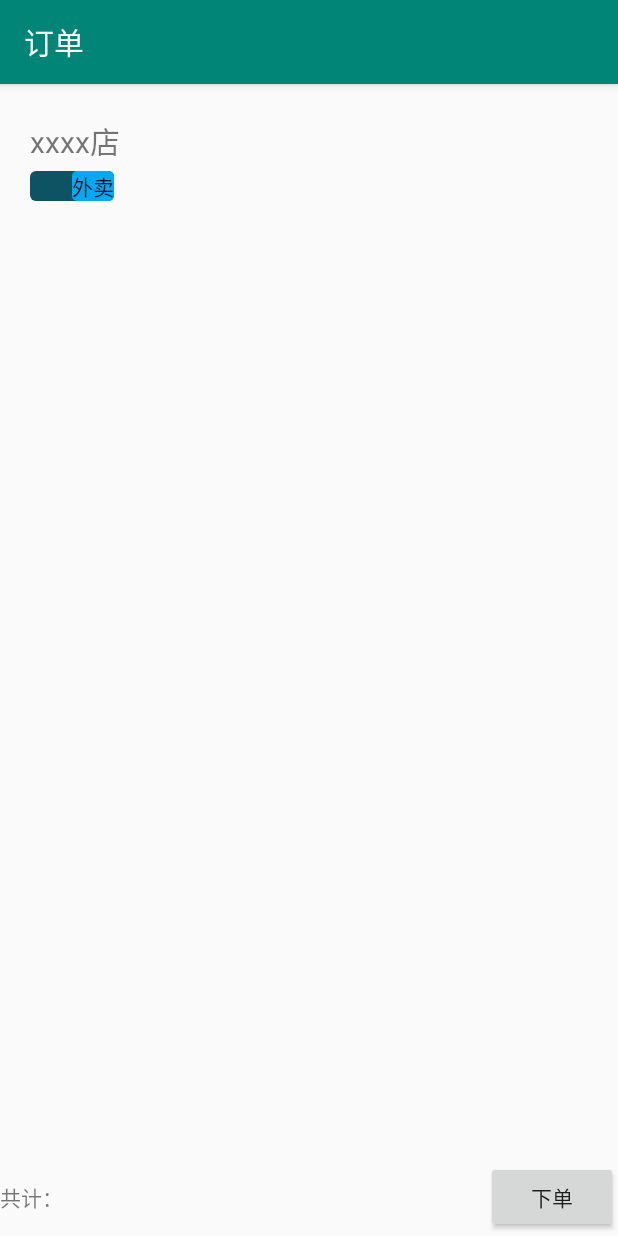
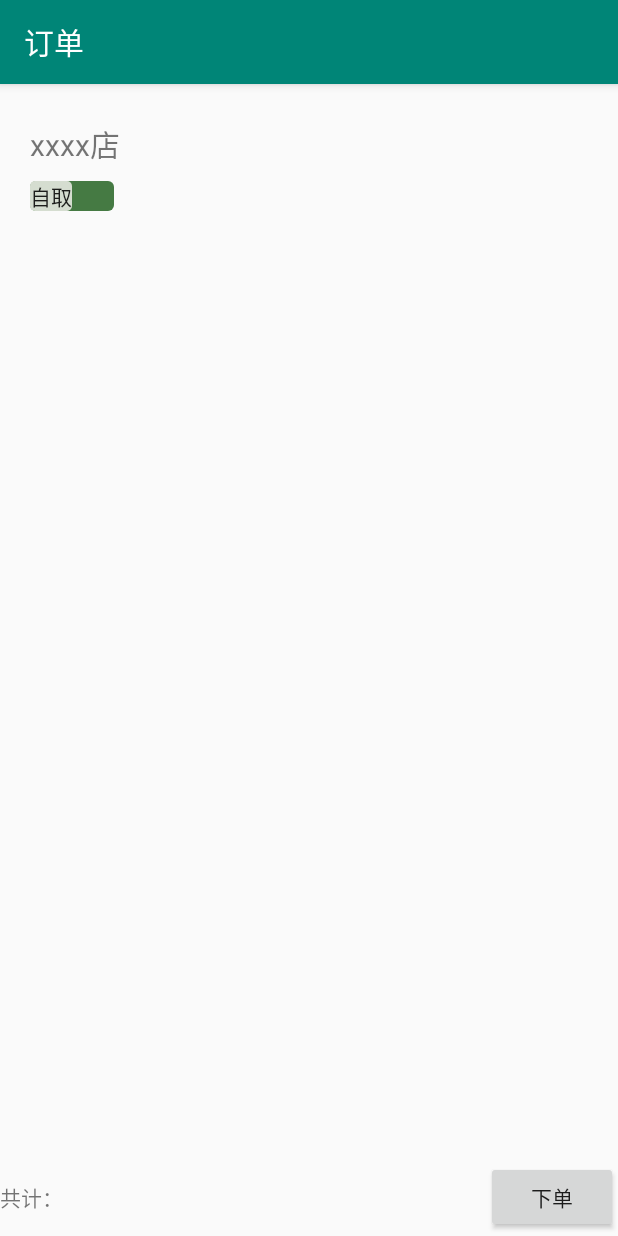
Before and after one commit to y894577/OrderApplication, an Android app: the OrderActivity screen opened directly, with no data from a screen before it, on a phone screen of 412 x 824 dp. Run offline under Robolectric (Android 15) with nearby library versions, the phone set to English and light mode, and no system bars; Roboto replaces fonts that are not available here; 3 statements that could not run were skipped.

Commit message:
【新增】发送完成Order的notification
完结撒花~

```diff
--- a/app/src/main/java/com/example/myapplication/Address/AddressActivity.java
+++ b/app/src/main/java/com/example/myapplication/Address/AddressActivity.java
@@ -130,8 +130,6 @@ public class AddressActivity extends AppCompatActivity {
                     }
                 });
                 builder.show();
-
-
             }
         });
     }
--- /dev/null
+++ b/app/src/main/java/com/example/myapplication/Order/OrderReciver.java
@@ -0,0 +1,14 @@
+package com.example.myapplication.Order;
+
+import android.content.BroadcastReceiver;
+import android.content.Context;
+import android.content.Intent;
+import android.widget.Toast;
+
+public class OrderReciver extends BroadcastReceiver {
+    @Override
+    public void onReceive(Context context, Intent intent) {
+        Toast.makeText(context,"下单成功！",Toast.LENGTH_SHORT).show();
+    }
+
+}
--- a/app/src/main/java/com/example/myapplication/ui/dashboard/RightAdapter.java
+++ b/app/src/main/java/com/example/myapplication/ui/dashboard/RightAdapter.java
@@ -1,6 +1,7 @@
 package com.example.myapplication.ui.dashboard;
 
 import android.content.Context;
+import android.content.Intent;
 import android.os.Looper;
 import android.text.TextUtils;
 import android.util.Log;
--- a/app/src/main/res/drawable/switch_thumb_off.xml
+++ b/app/src/main/res/drawable/switch_thumb_off.xml
@@ -2,7 +2,7 @@
 <shape xmlns:android="http://schemas.android.com/apk/res/android"
     android:shape="rectangle">
     <corners android:radius="3dp"/>
-    <solid android:color="#2196F3" />
+    <solid android:color="#D5DDD0" />
     <size
         android:width="20dp"
         android:height="20dp" />
--- a/app/src/main/res/drawable/switch_thumb_on.xml
+++ b/app/src/main/res/drawable/switch_thumb_on.xml
@@ -2,7 +2,7 @@
 <shape xmlns:android="http://schemas.android.com/apk/res/android"
     android:shape="rectangle">
     <corners android:radius="3dp"/>
-    <solid android:color="#03A9F4" />
+    <solid android:color="#D5DDD0" />
     <size
         android:width="20dp"
         android:height="20dp" />
--- a/app/src/main/res/drawable/switch_track.xml
+++ b/app/src/main/res/drawable/switch_track.xml
@@ -2,5 +2,5 @@
 <shape xmlns:android="http://schemas.android.com/apk/res/android"
     android:shape="rectangle">
     <corners android:radius="4dp" />
-    <solid android:color="#0D5364"></solid>
+    <solid android:color="#457A43"></solid>
 </shape>
--- a/app/src/main/res/layout/activity_order.xml
+++ b/app/src/main/res/layout/activity_order.xml
@@ -7,12 +7,12 @@
 
     <LinearLayout
         android:layout_width="match_parent"
-        android:layout_height="80dp"
+        android:layout_height="150dp"
         android:layout_marginHorizontal="20dp"
         android:layout_marginVertical="20dp"
         android:layout_weight="1"
         android:orientation="vertical"
-        android:weightSum="4">
+        android:weightSum="6">
 
         <TextView
             android:id="@+id/textView10"
@@ -24,11 +24,11 @@
             android:textSize="20dp" />
 
         <Switch
-            android:id="@+id/switch1"
+            android:id="@+id/order_switch"
             android:layout_width="wrap_content"
             android:layout_height="wrap_content"
             android:layout_weight="2"
-            android:checked="true"
+            android:checked="false"
             android:showText="true"
             android:switchMinWidth="20dp"
             android:switchPadding="500dp"
@@ -36,6 +36,16 @@
             android:textOn="外卖"
             android:thumb="@drawable/switch_thumb"
             android:track="@drawable/switch_track" />
+
+        <TextView
+            android:id="@+id/order_address"
+            android:layout_width="match_parent"
+            android:layout_height="wrap_content"
+            android:layout_weight="2"
+            android:textSize="15sp"
+            android:layout_marginVertical="10dp"
+            android:text="地址"
+            android:visibility="invisible"/>
 
     </LinearLayout>
 
```
Also changed, not shown: app/src/main/AndroidManifest.xml (+16 -1 lines), app/src/main/java/com/example/myapplication/BottomBar.java (+4 -10 lines), app/src/main/java/com/example/myapplication/MainActivity.java (+11 -0 lines), app/src/main/java/com/example/myapplication/Order/OrderActivity.java (+100 -33 lines), app/src/main/java/com/example/myapplication/Order/OrderService.java (added, +85 -0 lines), app/src/main/java/com/example/myapplication/ui/dashboard/DashboardAdapter.java (+0 -8 lines).
